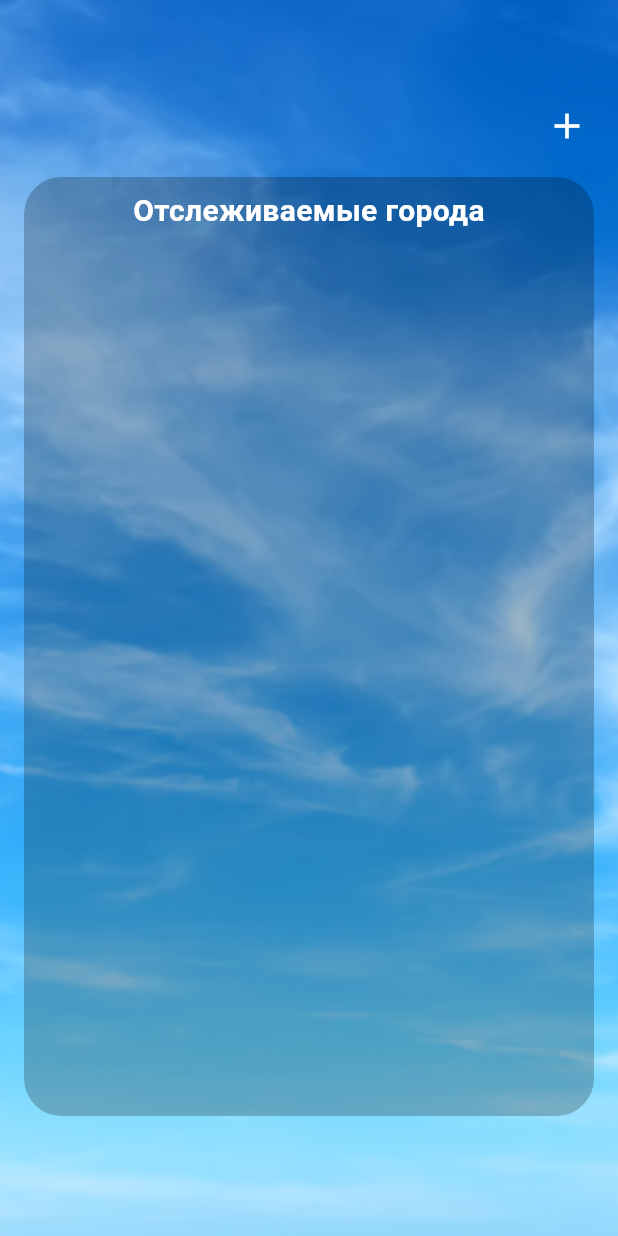
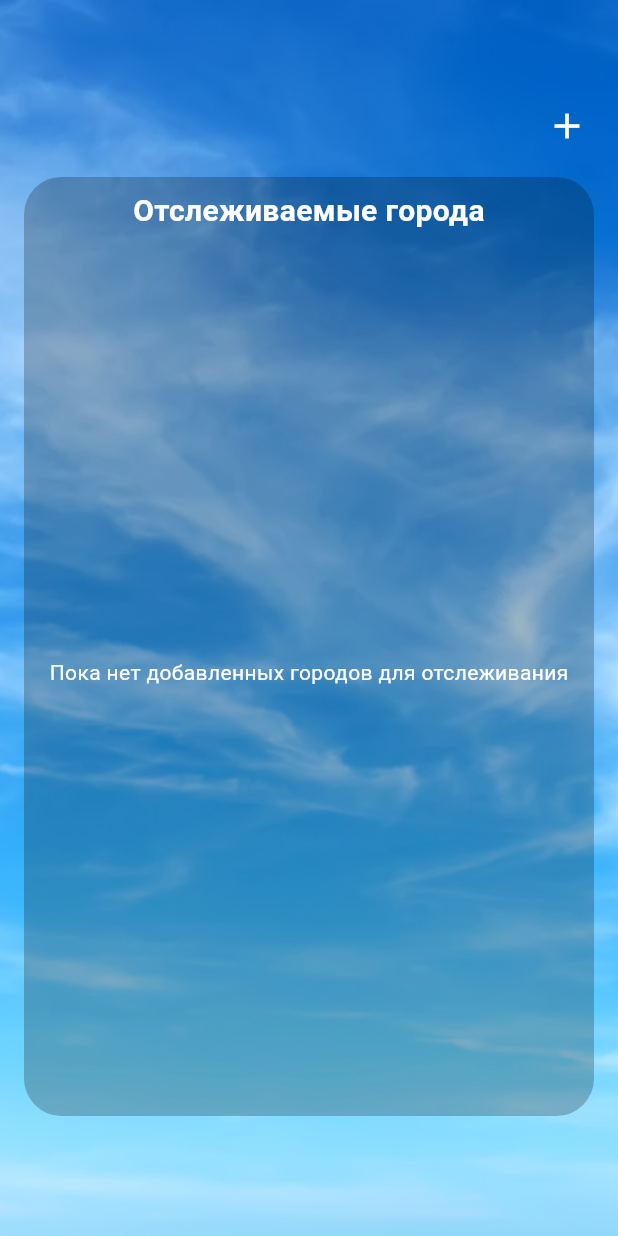
Before and after one commit to Shimekii/mobile-app, a Flutter app: the TrackedCitiesScreen screen opened directly, on a phone screen of 412 x 824 dp. Run offline on Flutter 3.47's test engine with Material 3 defaults, Android fonts, the phone set to English and light mode, and no system bars; our stand-ins replace connectivity_plus, geolocator, permission_handler, shared_preferences; accounts and stored records are empty.

Commit message:
добавлена обработка пустого списка, отслеживаемых городов, с информационным сообщением

```diff
--- a/lib/features/view/tracked_cities_screen.dart
+++ b/lib/features/view/tracked_cities_screen.dart
@@ -107,6 +107,15 @@ class TrackedCitiesScreen extends StatelessWidget {
       return Colors.brown;
     }
 
+    if (cities.isEmpty) {
+      return Center(
+        child: Text(
+          "Пока нет добавленных городов для отслеживания",
+          style: TextStyle(color: Colors.white),
+        ),
+      );
+    }
+
     return ListView.builder(
       padding: EdgeInsets.symmetric(vertical: 2, horizontal: 12),
       itemCount: cities.length,
```
